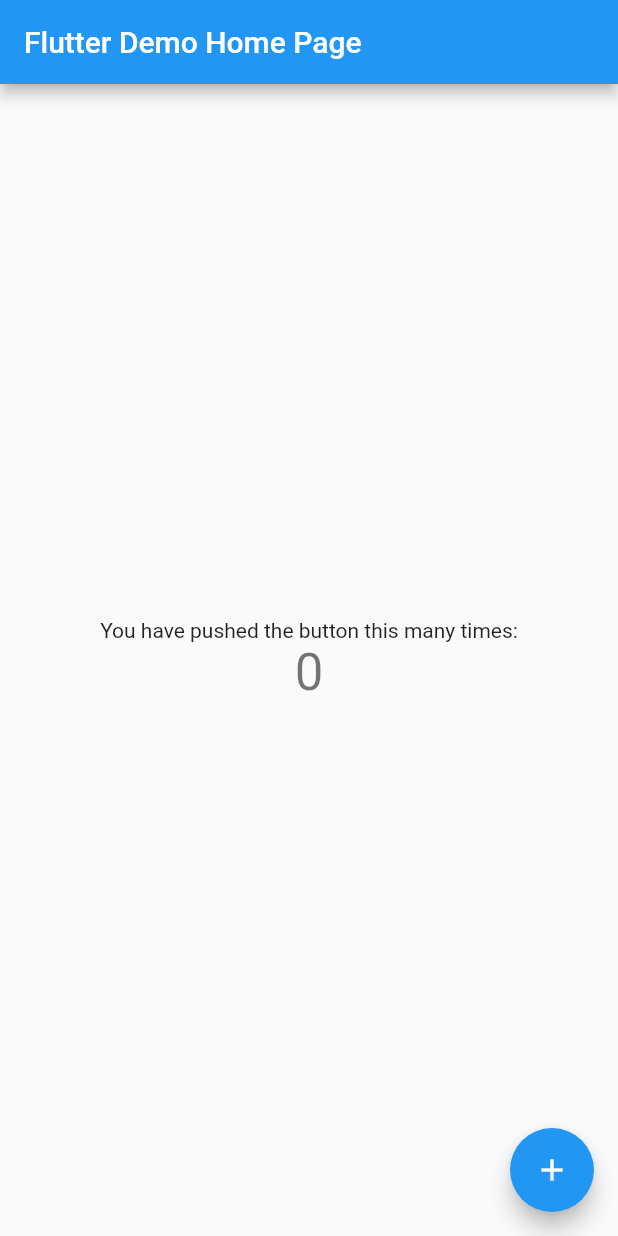
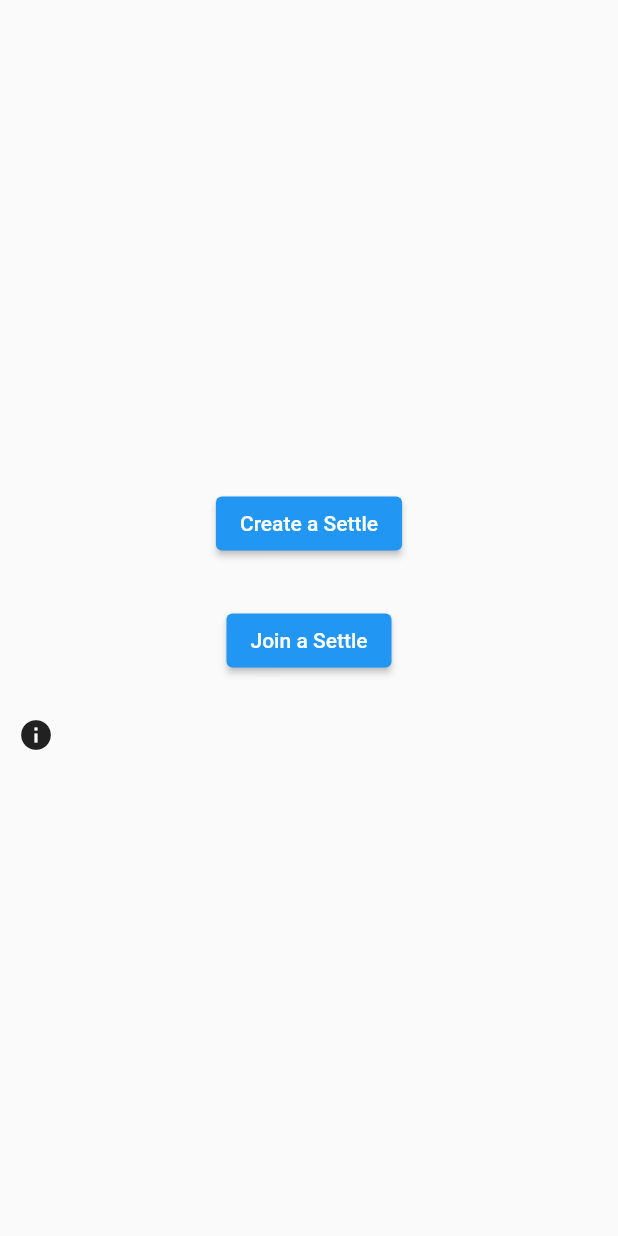
Before and after one commit to lilbroadam/Settle, a Flutter app: the screen it shows after launch, on a phone screen of 412 x 824 dp. Run offline on Flutter 3.47's test engine with Material 2 defaults, Android fonts, the phone set to English and light mode, and no system bars.

Commit message:
Started making landing screen, create settle screen & join settle screen

```diff
--- a/lib/main.dart
+++ b/lib/main.dart
@@ -1,4 +1,6 @@
 import 'package:flutter/material.dart';
+import 'create.dart';
+import 'join.dart';
 
 void main() {
   runApp(MyApp());
@@ -9,7 +11,7 @@ class MyApp extends StatelessWidget {
   @override
   Widget build(BuildContext context) {
     return MaterialApp(
-      title: 'Flutter Demo',
+      title: 'Settle',
       theme: ThemeData(
         // This is the theme of your application.
         //
@@ -26,7 +28,7 @@ class MyApp extends StatelessWidget {
         // closer together (more dense) than on mobile platforms.
         visualDensity: VisualDensity.adaptivePlatformDensity,
       ),
-      home: MyHomePage(title: 'Flutter Demo Home Page'),
+      home: MyHomePage(title: 'Settle'),
     );
   }
 }
@@ -45,22 +47,29 @@ class MyHomePage extends StatefulWidget {
 
   final String title;
 
+  // From dart.dev: The => expr syntax is a shorthand for { return expr; }
   @override
   _MyHomePageState createState() => _MyHomePageState();
 }
 
 class _MyHomePageState extends State<MyHomePage> {
-  int _counter = 0;
 
-  void _incrementCounter() {
-    setState(() {
-      // This call to setState tells the Flutter framework that something has
-      // changed in this State, which causes it to rerun the build method below
-      // so that the display can reflect the updated values. If we changed
-      // _counter without calling setState(), then the build method would not be
-      // called again, and so nothing would appear to happen.
-      _counter++;
-    });
+  void _createASettlePressed() {
+    Navigator.push(
+      context,
+      MaterialPageRoute(builder: (context) => CreateSettle()),
+    );
+  }
+
+  void _joinASettlePressed() {
+    Navigator.push(
+      context,
+      MaterialPageRoute(builder: (context) => JoinSettle()),
+    );
+  }
+
+  void _informationPressed() {
+
   }
 
   @override
@@ -71,12 +80,19 @@ class _MyHomePageState extends State<MyHomePage> {
     // The Flutter framework has been optimized to make rerunning build methods
     // fast, so that you can just rebuild anything that needs updating rather
     // than having to individually change instances of widgets.
+
+    final createSettleButton = ElevatedButton(
+        onPressed: _createASettlePressed, child: Text('Create a Settle'));
+    final joinSettleButton = ElevatedButton(
+        onPressed: _joinASettlePressed, child: Text('Join a Settle'));
+    final buttonMargin = EdgeInsets.all(15.0);
+
     return Scaffold(
-      appBar: AppBar(
-        // Here we take the value from the MyHomePage object that was created by
-        // the App.build method, and use it to set our appbar title.
-        title: Text(widget.title),
-      ),
+      // appBar: AppBar(
+      //   // Here we take the value from the MyHomePage object that was created by
+      //   // the App.build method, and use it to set our appbar title.
+      //   title: Text(widget.title),
+      // ),
       body: Center(
         // Center is a layout widget. It takes a single child and positions it
         // in the middle of the parent.
@@ -95,23 +111,44 @@ class _MyHomePageState extends State<MyHomePage> {
           // center the children vertically; the main axis here is the vertical
           // axis because Columns are vertical (the cross axis would be
           // horizontal).
+
           mainAxisAlignment: MainAxisAlignment.center,
           children: <Widget>[
-            Text(
-              'You have pushed the button this many times:',
+            // Text(
+            //   'You have pushed the button this many times:',
+            // ),
+            // Text(
+            //   '$_counter',
+            //   style: Theme.of(context).textTheme.headline4,
+            // ),
+            Column(
+              children: <Widget>[
+                Container(
+                  margin: buttonMargin,
+                  child: createSettleButton,
+                ),
+                Container(
+                  margin: buttonMargin,
+                  child: joinSettleButton,
+                ),
+              ],
             ),
-            Text(
-              '$_counter',
-              style: Theme.of(context).textTheme.headline4,
+            Align(
+              alignment: Alignment.bottomLeft,
+              child: IconButton(
+                icon: Icon(Icons.info),
+                tooltip: 'Information about Settle',
+                onPressed: _informationPressed,
+              ),
             ),
           ],
         ),
       ),
-      floatingActionButton: FloatingActionButton(
-        onPressed: _incrementCounter,
-        tooltip: 'Increment',
-        child: Icon(Icons.add),
-      ), // This trailing comma makes auto-formatting nicer for build methods.
+      // floatingActionButton: FloatingActionButton(
+      //   onPressed: _incrementCounter,
+      //   tooltip: 'Increment',
+      //   child: Icon(Icons.add),
+      // ), // This trailing comma makes auto-formatting nicer for build methods.
     );
   }
 }
```
Also changed, not shown: lib/CreateSettle.dart (added, +20 -0 lines), lib/JoinSettle.dart (added, +20 -0 lines).
